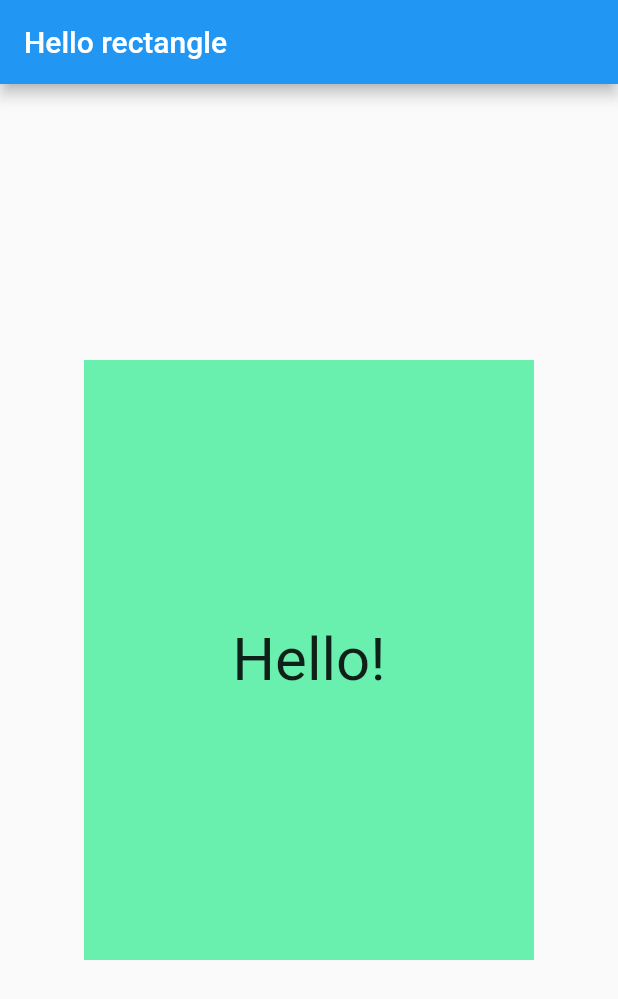
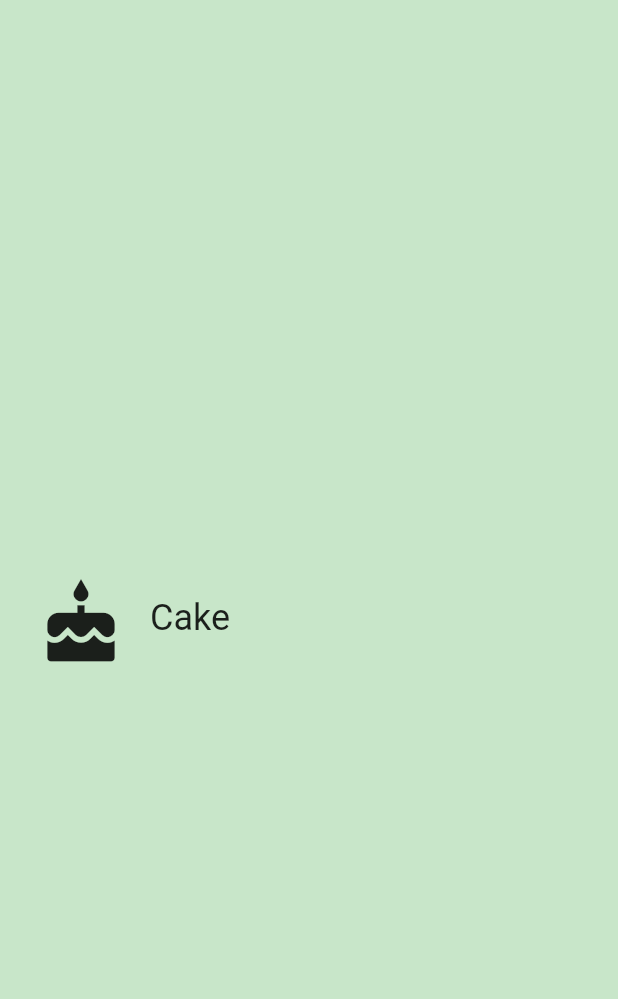
Before and after one commit to gautamamber/unit-converter-flutter, a Flutter app: the screen it shows after launch, on a phone screen of 412 x 824 dp. Shown: the top 999 px of the screen. Run offline on Flutter 3.47's test engine with Material 2 defaults, Android fonts, the phone set to English and light mode, and no system bars.

Commit message:
feat(category widget)

```diff
--- /dev/null
+++ b/lib/category.dart
@@ -0,0 +1,62 @@
+import "package:flutter/material.dart";
+
+// @ required is defined in meta package
+import "package:meta/meta.dart";
+
+final _rowHeight = 100.0;
+final _borderRadius = BorderRadius.circular(_rowHeight/2);
+
+class Category extends StatelessWidget {
+  final String name;
+  final ColorSwatch color;
+  final IconData iconLocation;
+  const Category({
+    Key key,
+    @required this.name,
+    @required this.color,
+    @required this.iconLocation
+  }) :assert(name!= null),
+  assert(color!= null),
+  assert(iconLocation != null),
+  super(key: key);
+  @override
+  Widget build(BuildContext context) {
+    return Material(
+      color: Colors.transparent,
+      child: Container(
+        height: _rowHeight,
+        child : InkWell(
+          borderRadius: _borderRadius,
+          highlightColor: color,
+          splashColor: color,
+
+          onTap: (){
+            print("I was tapped");
+          },
+          child: Padding(
+            padding: EdgeInsets.all(8.0),
+            child: Row(
+              crossAxisAlignment: CrossAxisAlignment.stretch,
+              children: [
+                Padding(
+                  padding: EdgeInsets.all(16.0),
+                  child: Icon(
+                    iconLocation,
+                    size: 60.0,
+                  ),
+                ),
+                 Center(
+                  child: Text(
+                    name,
+                    textAlign: TextAlign.center,
+                    style: Theme.of(context).textTheme.headline,
+                  ),
+),
+              ],
+            ),
+          ),
+          )
+      ),
+    );
+  }
+}
--- a/lib/main.dart
+++ b/lib/main.dart
@@ -1,32 +1,73 @@
+// Module 1: completed, so it will be commented
+
+
+// import "package:flutter/material.dart";
+// void main(){
+//   runApp(
+//     MaterialApp(
+//       debugShowCheckedModeBanner: false,
+//       title: "Hello rectangle",
+//       home: Scaffold(
+//         appBar: AppBar(
+//           title: Text("Hello rectangle"),
+//         ),
+//         body: HelloRectangle(),
+//         ),
+//     )
+//   );
+// }
+
+// class HelloRectangle extends StatelessWidget {
+//   @override
+//   Widget build(BuildContext context) {
+//     return Center(
+//       child: Container(
+//         color: Colors.greenAccent,
+//         height: 400.0,
+//         width: 300.0,
+//         child: Center(
+//           child: Text("Hello!", style: TextStyle(fontSize: 40.0), textAlign: TextAlign.center,),
+//         ),
+//       ),
+
+//     );
+//   }
+// }
+
+// import 'package:flutter/foundation.dart';
+////////////////////////////////////////////////////////////////////////////////////////////////////////////////
+///
+/// Module 2:
+///
+//////////////////////////////////////////////////////////////////////////////////////////////////////
+///
+
 import "package:flutter/material.dart";
+import "package:unit_converter/category.dart";
+const _categoryName = "Cake";
+const _categoryIcon = Icons.cake;
+const _categoryColor = Colors.green;
+
 void main(){
-  runApp(
-    MaterialApp(
-      debugShowCheckedModeBanner: false,
-      title: "Hello rectangle",
-      home: Scaffold(
-        appBar: AppBar(
-          title: Text("Hello rectangle"),
-        ),
-        body: HelloRectangle(),
-        ),
-    )
-  );
+  runApp(UnitConverterApp());
 }
 
-class HelloRectangle extends StatelessWidget {
+class UnitConverterApp extends StatelessWidget {
   @override
   Widget build(BuildContext context) {
-    return Center(
-      child: Container(
-        color: Colors.greenAccent,
-        height: 400.0,
-        width: 300.0,
-        child: Center(
-          child: Text("Hello!", style: TextStyle(fontSize: 40.0), textAlign: TextAlign.center,),
+    return MaterialApp(
+      debugShowCheckedModeBanner: false,
+      title: 'Unit Converter',
+      home: Scaffold(
+        backgroundColor: Colors.green[100],
+        body: Center(
+          child: Category(
+            name: _categoryName,
+            color: _categoryColor,
+            iconLocation: _categoryIcon,
+          ),
         ),
       ),
-
     );
   }
 }
```
